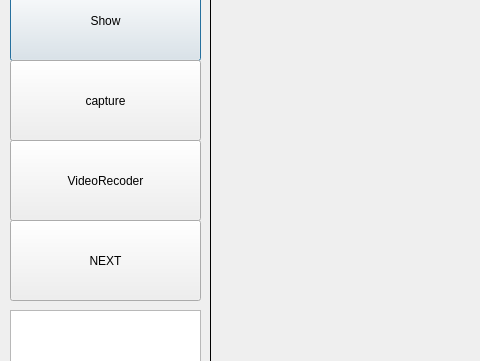
Old version of the form untitled2.ui in the repository tuananh250696/phanmemnoisoi; both pictures show x 0 to 480 and y 160 to 521 of the 1360 by 750 pixel window.
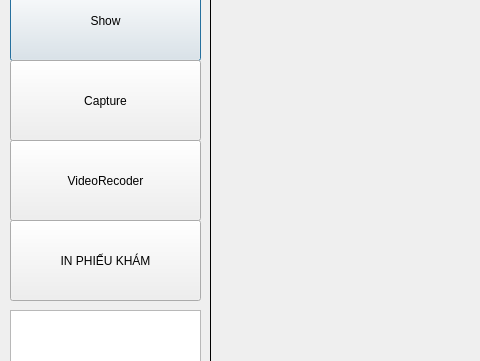
New version of the form. Icons and pictures are not drawn.

What changed in the file:
```diff
--- a/untitled2.ui
+++ b/untitled2.ui
@@ -65,7 +65,7 @@
     </rect>
    </property>
    <property name="text">
-    <string>capture</string>
+    <string>Capture</string>
    </property>
   </widget>
   <widget class="QPushButton" name="NEXT">
@@ -197,7 +197,7 @@
     </rect>
    </property>
    <property name="text">
-    <string>NEXT</string>
+    <string>IN PHIẾU KHÁM</string>
    </property>
   </widget>
   <widget class="QPushButton" name="NEXT_7">
```
